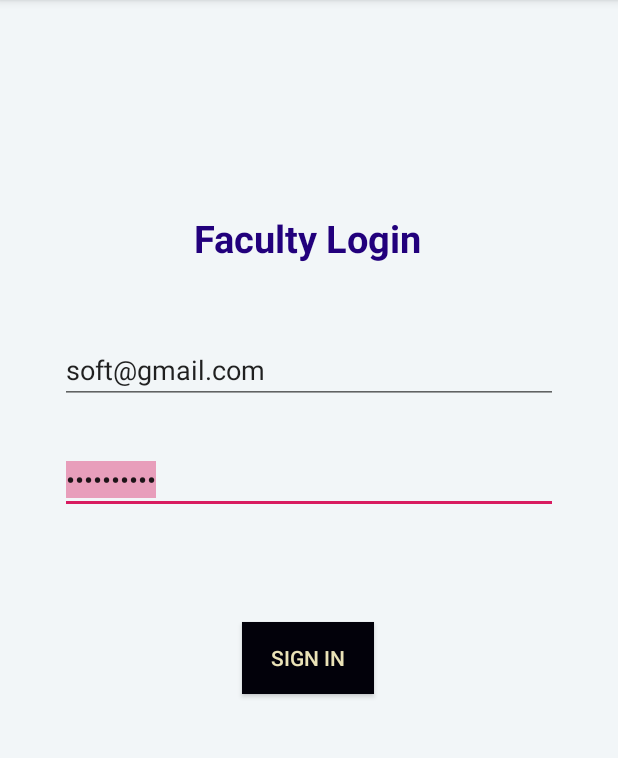
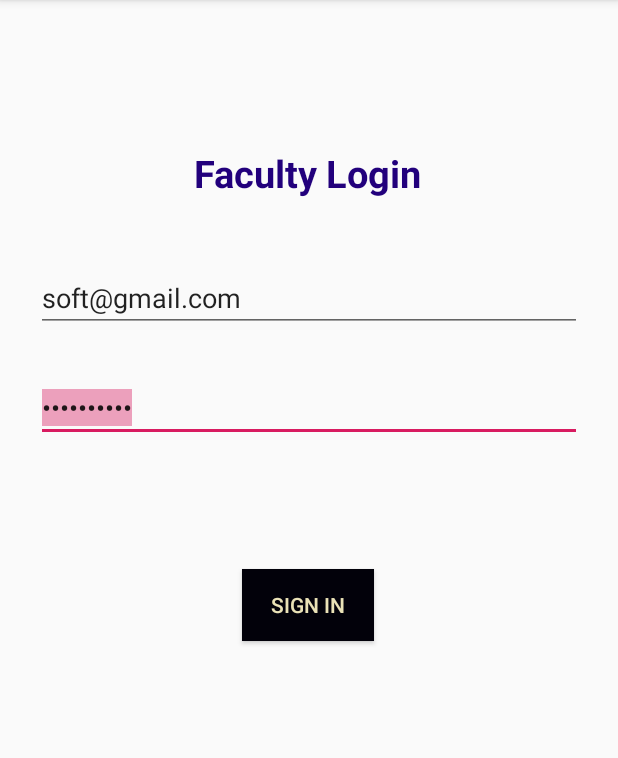
Before and after one commit to sanjailal/FacultyCalendarScheduler, an Android app: the screen it shows after launch (MainActivity), on a phone screen of 412 x 824 dp, the part 84-842 px from its top. Run offline under Robolectric (Android 15) with nearby library versions, the phone set to English and light mode, and no system bars; our stand-ins replace Firebase (no records; nobody signed in at launch, a user with empty details on screens opened directly).

Commit message:
Added timetable and ui changes

```diff
--- a/app/src/main/java/com/example/facultycalendarscheduler/Timetable.java
+++ b/app/src/main/java/com/example/facultycalendarscheduler/Timetable.java
@@ -53,7 +53,6 @@ public class Timetable extends AppCompatActivity {
 
     private void initView(){
 
-
         timetable1.setOnStickerSelectEventListener(new TimetableView.OnStickerSelectedListener() {
             @Override
             public void OnStickerSelected(int idx, ArrayList<Schedule> schedules) {
@@ -62,7 +61,9 @@ public class Timetable extends AppCompatActivity {
                         new AlertDialog.Builder(
                                 Timetable.this);
                 al.setTitle("Timetable");
+
                 al.setMessage(schedules.get(idx).getClassTitle()+"\n"+schedules.get(idx).getClassPlace()+"\n"+schedules.get(idx).getStartTime().getHour()+":"+schedules.get(idx).getStartTime().getMinute()+"-"+schedules.get(idx).getEndTime().getHour()+":"+schedules.get(idx).getEndTime().getMinute());
+                Log.d("id", String.valueOf(idx));
                 al.setCancelable(true);
                 al.show();
 
@@ -112,7 +113,7 @@ public class Timetable extends AppCompatActivity {
             int starthr = Integer.parseInt(eventsep[4]);
             int startmin = Integer.parseInt(eventsep[5]);
             int endhr = Integer.parseInt(eventsep[6]);
-            int endmin = Integer.parseInt(eventsep[7].substring(0, 2));
+            int endmin = Integer.parseInt(eventsep[7].substring(0,2));
             schedule = new Schedule();
             schedule.setDay(day);
             schedule.setClassTitle(classtitle); // sets subject
@@ -218,7 +219,7 @@ public class Timetable extends AppCompatActivity {
                 int endhrmob = Integer.parseInt(eventsepmob[6]);
                 int endminmob = Integer.parseInt(eventsepmob[7].substring(0, 2));
                 boolean checkstatus = day != daymob && starthr != starthrmob && startmin != startminmob && endhr != endhrmob && endmin != endminmob;
-                if (checkstatus == true) {
+                if (!checkstatus) {
                     fla = 1;
                 } else {
                     fla = 0;
--- a/app/src/main/res/layout/activity_main.xml
+++ b/app/src/main/res/layout/activity_main.xml
@@ -6,27 +6,6 @@
     android:layout_height="match_parent"
     tools:context=".MainActivity">
 
-    <androidx.constraintlayout.widget.ConstraintLayout
-        android:id="@+id/container"
-        android:layout_width="match_parent"
-        android:layout_height="match_parent"
-        android:background="#F2F6F8"
-        android:paddingLeft="16dp"
-        android:paddingTop="16dp"
-        android:paddingRight="16dp"
-        android:paddingBottom="16dp"
-        tools:context=".ui.login.LoginActivity"
-        tools:layout_editor_absoluteX="0dp"
-        tools:layout_editor_absoluteY="144dp">
-
-        <!--        <Button-->
-        <!--            android:id="@+id/admin_button"-->
-        <!--            android:layout_width="wrap_content"-->
-        <!--            android:layout_height="wrap_content"-->
-        <!--            android:text="Click here if you are an Admin"-->
-        <!--            app:layout_constraintBottom_toBottomOf="parent"-->
-        <!--            app:layout_constraintEnd_toEndOf="parent"-->
-        <!--            app:layout_constraintStart_toStartOf="parent" />-->
 
     <Button
         android:id="@+id/loginv"
@@ -70,7 +49,7 @@
         android:layout_width="0dp"
         android:layout_height="wrap_content"
         android:layout_marginStart="24dp"
-            android:layout_marginTop="208dp"
+        android:layout_marginTop="176dp"
         android:layout_marginEnd="24dp"
         android:hint="Email"
 
@@ -83,20 +62,18 @@
 
     <ProgressBar
         android:id="@+id/loading"
-            android:layout_width="4dp"
-            android:layout_height="21dp"
+        android:layout_width="50sp"
+        android:layout_height="50sp"
         android:layout_gravity="center"
         android:layout_marginStart="32dp"
-            android:layout_marginTop="64dp"
         android:layout_marginEnd="32dp"
-            android:layout_marginBottom="64dp"
         android:visibility="gone"
         app:layout_constraintBottom_toBottomOf="parent"
         app:layout_constraintEnd_toEndOf="@+id/password"
         app:layout_constraintHorizontal_bias="0.502"
         app:layout_constraintStart_toStartOf="@+id/password"
         app:layout_constraintTop_toTopOf="parent"
-            app:layout_constraintVertical_bias="0.9" />
+        app:layout_constraintVertical_bias="0.86" />
 
     <TextView
         android:id="@+id/textView2"
@@ -110,6 +87,6 @@
         app:layout_constraintEnd_toEndOf="parent"
         app:layout_constraintStart_toStartOf="parent"
         app:layout_constraintTop_toTopOf="parent"
-            app:layout_constraintVertical_bias="0.186" />
+        app:layout_constraintVertical_bias="0.139" />
+
     </androidx.constraintlayout.widget.ConstraintLayout>
-</androidx.constraintlayout.widget.ConstraintLayout>
```
Lines whose indentation alone changed are shown as unchanged.
